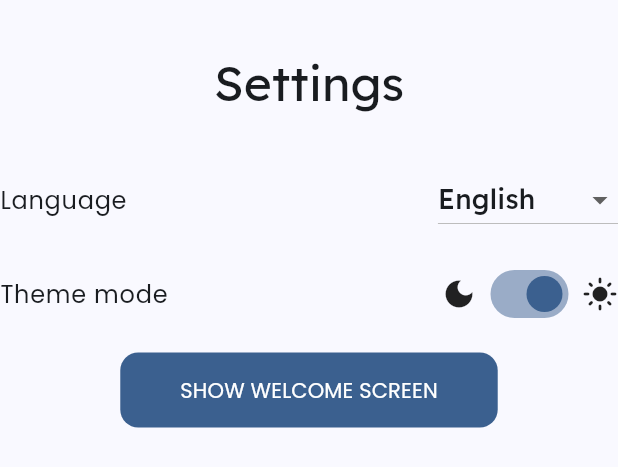
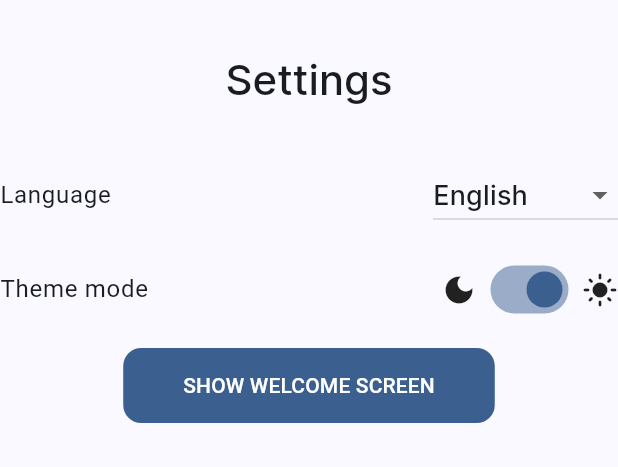
Before and after one commit to vadimbarda/portfolio_flutter, a Flutter app: the SettingsTab widget shown alone on an empty page, opened directly, on a phone screen of 412 x 824 dp. Shown: the top 467 px of the screen. Run offline on Flutter 3.47's test engine with Material 3 defaults, Android fonts, the phone set to English and light mode, and no system bars; our stand-ins replace audioplayers, equatable, flutter_bloc, flutter_native_splash and 1 more; accounts and stored records are empty; generated files the repository leaves out were written again; statements that could not run were skipped.

Commit message:
use fonts with support ukrainian letters

```diff
--- a/l10n/intl_uk.arb
+++ b/l10n/intl_uk.arb
@@ -1,7 +1,7 @@
 {
   "@@locale": "uk",
   "buttonNext": "Далі",
-  "buttonShowWelcomeScreen": "Показати вітальний екран",
+  "buttonShowWelcomeScreen": "Показати стартовий екран",
   "settingsLanguage": "Мова",
   "settingsThemeMode": "Кольорова тема",
   "tabAbout": "Про мене",
--- a/lib/config/typography.dart
+++ b/lib/config/typography.dart
@@ -4,77 +4,77 @@ import '../generated/fonts.gen.dart';
 
 final TextTheme textTheme = TextTheme(
   displayLarge: TextStyle(
-    fontFamily: FontFamily.poppins,
+    fontFamily: FontFamily.pTSans,
     fontWeight: FontWeight.normal,
     fontSize: 57.0,
   ),
   displayMedium: TextStyle(
-    fontFamily: FontFamily.poppins,
+    fontFamily: FontFamily.pTSans,
     fontWeight: FontWeight.normal,
     fontSize: 45.0,
   ),
   displaySmall: TextStyle(
-    fontFamily: FontFamily.lexend,
+    fontFamily: FontFamily.inter,
     fontWeight: FontWeight.w300,
     fontSize: 32.0,
   ),
   headlineLarge: TextStyle(
-    fontFamily: FontFamily.poppins,
+    fontFamily: FontFamily.pTSans,
     fontWeight: FontWeight.normal,
     fontSize: 32.0,
   ),
   headlineMedium: TextStyle(
-    fontFamily: FontFamily.lexend,
+    fontFamily: FontFamily.inter,
     fontWeight: FontWeight.w600,
     fontSize: 28.0,
   ),
   headlineSmall: TextStyle(
-    fontFamily: FontFamily.lexend,
+    fontFamily: FontFamily.inter,
     fontWeight: FontWeight.w500,
     fontSize: 20.0,
   ),
   titleLarge: TextStyle(
-    fontFamily: FontFamily.poppins,
+    fontFamily: FontFamily.pTSans,
     fontWeight: FontWeight.w500,
     fontSize: 22.0,
   ),
   titleMedium: TextStyle(
-    fontFamily: FontFamily.lexend,
+    fontFamily: FontFamily.inter,
     fontWeight: FontWeight.w500,
     fontSize: 18.0,
   ),
   titleSmall: TextStyle(
-    fontFamily: FontFamily.lexend,
+    fontFamily: FontFamily.inter,
     fontWeight: FontWeight.normal,
     fontSize: 16.0,
   ),
   labelLarge: TextStyle(
-    fontFamily: FontFamily.poppins,
+    fontFamily: FontFamily.pTSans,
     fontWeight: FontWeight.w500,
     fontSize: 14.0,
   ),
   labelMedium: TextStyle(
-    fontFamily: FontFamily.poppins,
+    fontFamily: FontFamily.pTSans,
     fontWeight: FontWeight.w500,
     fontSize: 12.0,
   ),
   labelSmall: TextStyle(
-    fontFamily: FontFamily.poppins,
+    fontFamily: FontFamily.pTSans,
     fontWeight: FontWeight.w500,
     fontSize: 11.0,
   ),
   bodyLarge: TextStyle(
-    fontFamily: FontFamily.poppins,
+    fontFamily: FontFamily.pTSans,
     fontWeight: FontWeight.normal,
     fontSize: 16.0,
   ),
   bodyMedium: TextStyle(
-    fontFamily: FontFamily.lexend,
+    fontFamily: FontFamily.inter,
     fontWeight: FontWeight.normal,
     fontSize: 14.0,
   ),
   bodySmall: TextStyle(
-    fontFamily: FontFamily.lexend,
+    fontFamily: FontFamily.inter,
     fontWeight: FontWeight.normal,
     fontSize: 14.0,
   ),
--- a/lib/src/components/headers/tab_header.dart
+++ b/lib/src/components/headers/tab_header.dart
@@ -19,7 +19,7 @@ class TabHeader extends StatelessWidget {
       ),
       child: Text(
         title,
-        style: context.textTheme.displaySmall,
+        style: context.textTheme.headlineMedium,
       ),
     );
   }
```
Also changed, not shown: pubspec.yaml (+5 -5 lines), assets/fonts/Inter-Medium.ttf (added), assets/fonts/Inter-Regular.ttf (added), assets/fonts/LexendDeca-Medium.ttf (deleted), assets/fonts/LexendDeca-Regular.ttf (deleted), assets/fonts/PTSans-Regular.ttf (added), assets/fonts/Poppins-Regular.ttf (deleted).
